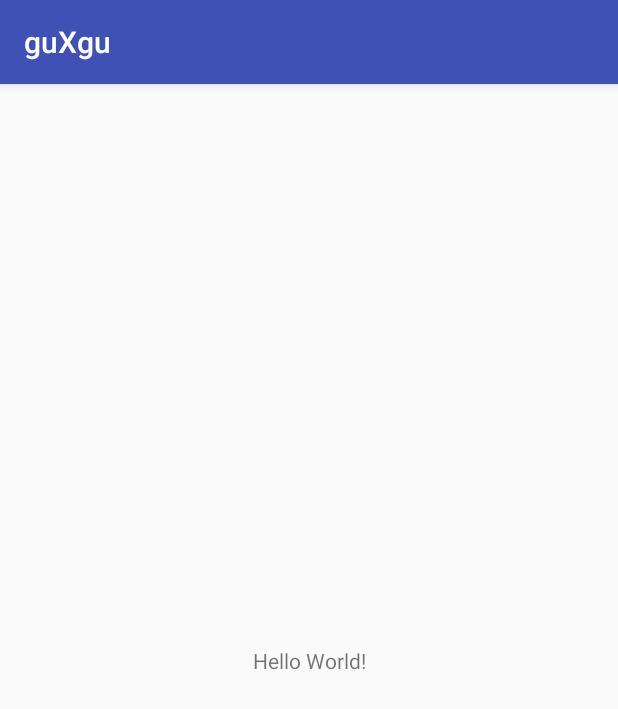
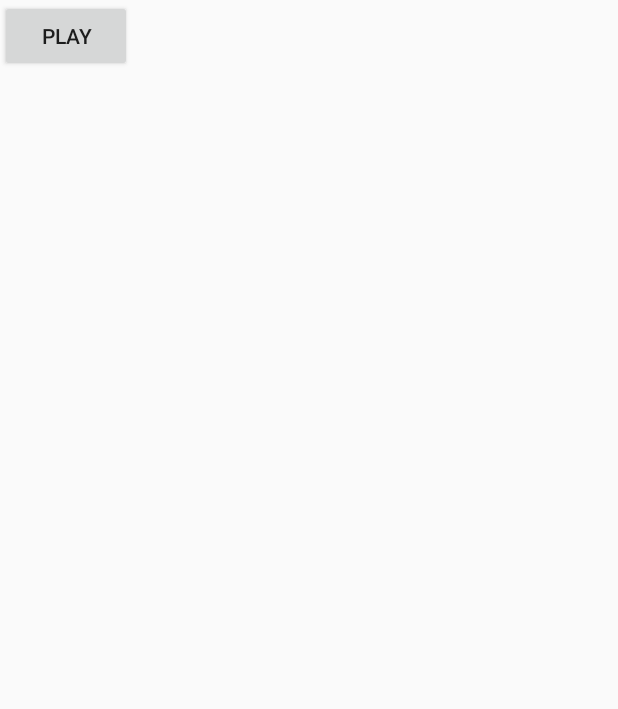
Before and after one commit to juhipark/guXgu, an Android app: the screen it shows after launch (HomeActivity), on a phone screen of 412 x 824 dp. Shown: the top 709 px of the screen. Run offline under Robolectric (Android 15) with nearby library versions, the phone set to English and light mode, and no system bars.

Commit message:
added play button

```diff
--- a/app/src/main/res/layout/activity_home.xml
+++ b/app/src/main/res/layout/activity_home.xml
@@ -6,13 +6,11 @@
     android:layout_height="match_parent"
     tools:context="comguguxmathguxgu.httpsgithub.guxgu.HomeActivity">
 
-    <TextView
+    <Button
+        android:id="@+id/button"
         android:layout_width="wrap_content"
         android:layout_height="wrap_content"
-        android:text="Hello World!"
-        app:layout_constraintBottom_toBottomOf="parent"
-        app:layout_constraintLeft_toLeftOf="parent"
-        app:layout_constraintRight_toRightOf="parent"
-        app:layout_constraintTop_toTopOf="parent" />
-
+        android:text="@string/playButton"
+        tools:layout_editor_absoluteX="135dp"
+        tools:layout_editor_absoluteY="33dp" />
 </android.support.constraint.ConstraintLayout>
--- a/app/src/main/res/values/strings.xml
+++ b/app/src/main/res/values/strings.xml
@@ -1,3 +1,4 @@
 <resources>
     <string name="app_name">guXgu</string>
+    <string name="playButton">Play</string>
 </resources>
--- a/app/src/main/res/values/styles.xml
+++ b/app/src/main/res/values/styles.xml
@@ -1,7 +1,7 @@
 <resources>
 
     <!-- Base application theme. -->
-    <style name="AppTheme" parent="Theme.AppCompat.Light.DarkActionBar">
+    <style name="AppTheme" parent="Theme.AppCompat.Light.NoActionBar">
         <!-- Customize your theme here. -->
         <item name="colorPrimary">@color/colorPrimary</item>
         <item name="colorPrimaryDark">@color/colorPrimaryDark</item>
```
